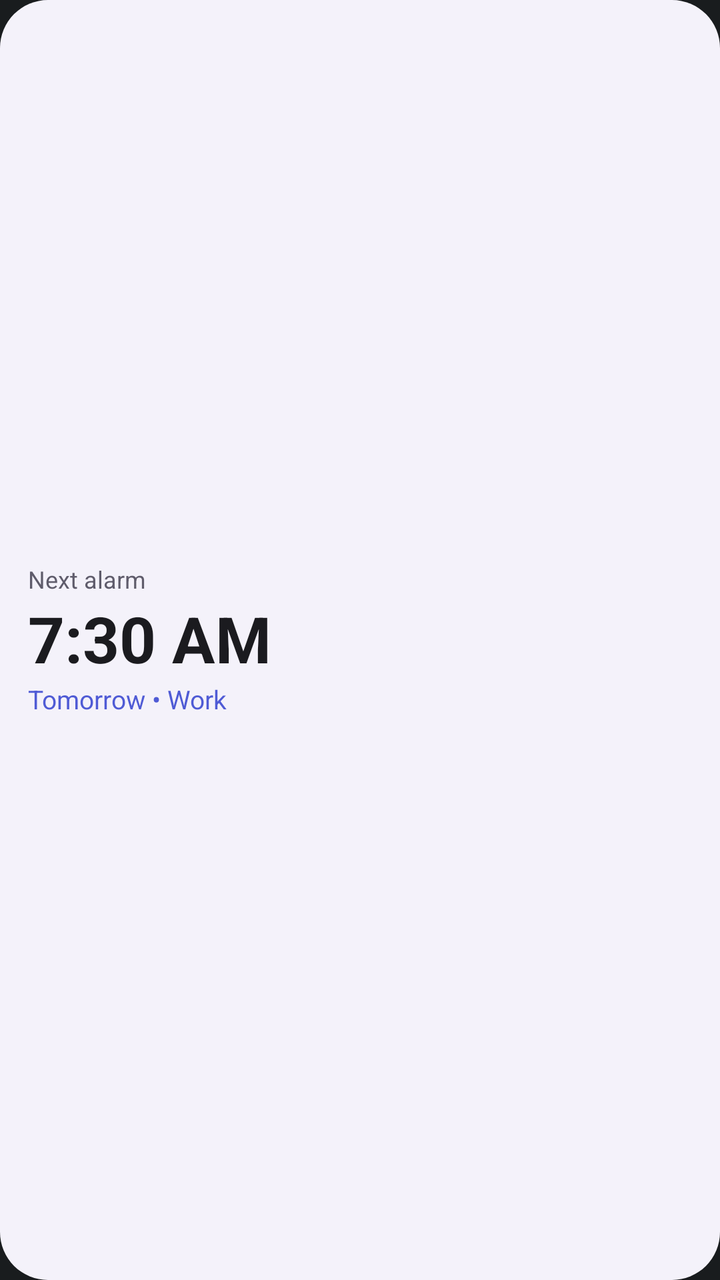
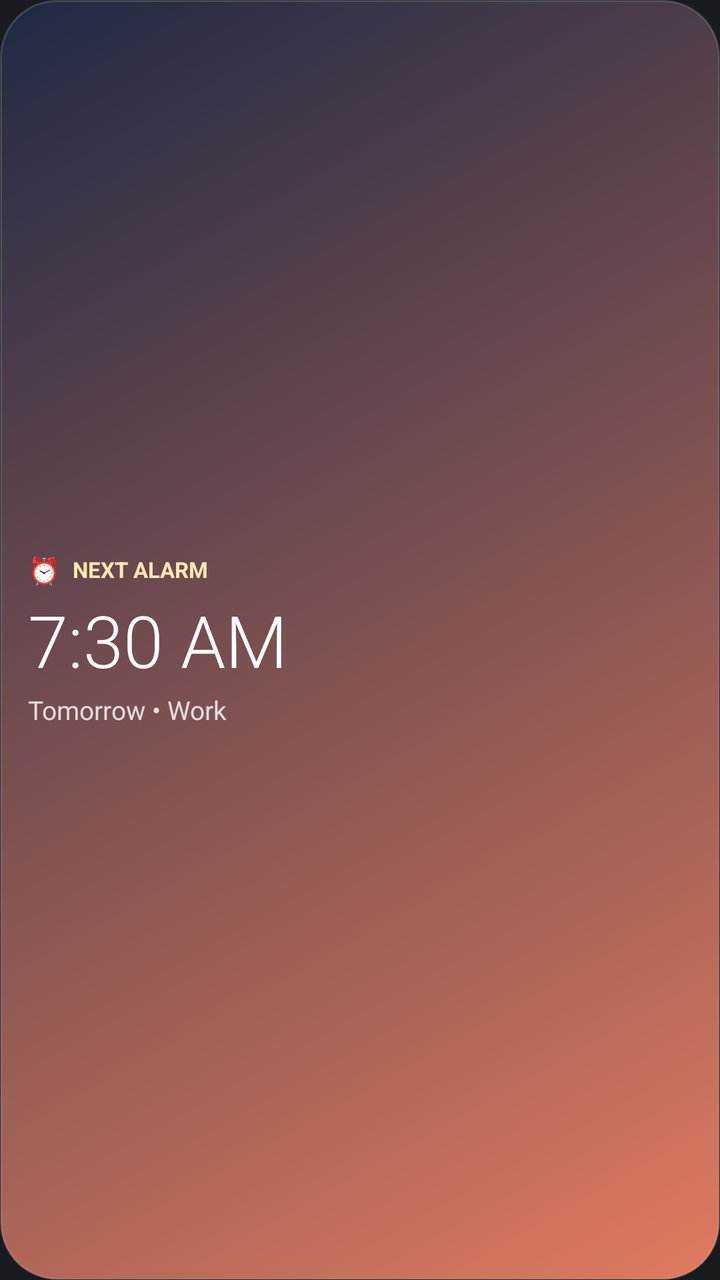

An Android layout rendered at two revisions. The XML below is the earlier revision; the diff shows what the commit changed to produce the second picture.
<!-- AndroidManifest.xml: application theme android:Theme.DeviceDefault.NoActionBar -->
<!-- res/layout/widget_next_alarm_preview.xml -->
<?xml version="1.0" encoding="utf-8"?>
<LinearLayout xmlns:android="http://schemas.android.com/apk/res/android"
    android:id="@+id/w_preview_root"
    android:layout_width="match_parent"
    android:layout_height="match_parent"
    android:background="@drawable/widget_bg"
    android:gravity="center_vertical"
    android:orientation="vertical"
    android:padding="14dp">

    <TextView
        android:id="@+id/w_title"
        android:layout_width="wrap_content"
        android:layout_height="wrap_content"
        android:text="@string/widget_next_alarm_label"
        android:textColor="@color/widget_text_secondary"
        android:textSize="12sp" />

    <TextView
        android:id="@+id/w_time"
        android:text="@string/wp_alarm_time"
        android:layout_width="wrap_content"
        android:layout_height="wrap_content"
        android:maxLines="1"
        android:textColor="@color/widget_text"
        android:textSize="32sp"
        android:textStyle="bold" />

    <TextView
        android:id="@+id/w_sub"
        android:text="@string/wp_alarm_sub"
        android:layout_width="wrap_content"
        android:layout_height="wrap_content"
        android:maxLines="1"
        android:textColor="@color/widget_accent"
        android:textSize="13sp" />
</LinearLayout>
<!-- resources referenced by this layout -->
<resources>
  <color name="widget_accent">#4F5BD5</color>
  <color name="widget_text">#1B1B1F</color>
  <color name="widget_text_secondary">#5F5C6B</color>
  <!-- drawable widget_bg (drawable) -->
  <?xml version="1.0" encoding="utf-8"?>
  <shape xmlns:android="http://schemas.android.com/apk/res/android" android:shape="rectangle">
      <solid android:color="@color/widget_bg" />
      <corners android:radius="24dp" />
  </shape>
  <string name="widget_next_alarm_label">Next alarm</string>
  <string name="wp_alarm_sub">Tomorrow • Work</string>
  <string name="wp_alarm_time">7:30 AM</string>
  <color name="widget_bg">#F4F2FA</color>
</resources>

<!-- the commit's change to res/layout/widget_next_alarm_preview.xml (unified diff, before → after) -->
@@ -1,37 +1,15 @@
 <?xml version="1.0" encoding="utf-8"?>
-<LinearLayout xmlns:android="http://schemas.android.com/apk/res/android"
-    android:id="@+id/w_preview_root"
+<FrameLayout xmlns:android="http://schemas.android.com/apk/res/android"
+    android:id="@+id/w_root"
     android:layout_width="match_parent"
-    android:layout_height="match_parent"
-    android:background="@drawable/widget_bg"
-    android:gravity="center_vertical"
-    android:orientation="vertical"
-    android:padding="14dp">
-
-    <TextView
-        android:id="@+id/w_title"
-        android:layout_width="wrap_content"
-        android:layout_height="wrap_content"
-        android:text="@string/widget_next_alarm_label"
-        android:textColor="@color/widget_text_secondary"
-        android:textSize="12sp" />
-
-    <TextView
-        android:id="@+id/w_time"
-        android:text="@string/wp_alarm_time"
-        android:layout_width="wrap_content"
-        android:layout_height="wrap_content"
-        android:maxLines="1"
-        android:textColor="@color/widget_text"
-        android:textSize="32sp"
-        android:textStyle="bold" />
-
-    <TextView
-        android:id="@+id/w_sub"
-        android:text="@string/wp_alarm_sub"
-        android:layout_width="wrap_content"
-        android:layout_height="wrap_content"
-        android:maxLines="1"
-        android:textColor="@color/widget_accent"
-        android:textSize="13sp" />
+    android:layout_height="match_parent">
+<ImageView android:id="@+id/w_bg" android:layout_width="match_parent" android:layout_height="match_parent" android:contentDescription="@null" android:scaleType="fitXY" android:src="@drawable/wbg_sig_alarm" />
+<LinearLayout android:layout_width="match_parent" android:layout_height="match_parent" android:orientation="vertical" android:gravity="center_vertical" android:padding="14dp">
+<LinearLayout android:layout_width="wrap_content" android:layout_height="wrap_content" android:orientation="horizontal" android:gravity="center_vertical">
+<TextView android:layout_width="wrap_content" android:layout_height="wrap_content" android:maxLines="1" android:ellipsize="end" android:textColor="#FFFFE8B0" android:textSize="13sp" android:text="⏰" />
+<TextView android:id="@+id/w_title" android:layout_width="wrap_content" android:layout_height="wrap_content" android:layout_marginStart="6dp" android:maxLines="1" android:ellipsize="end" android:textColor="#FFFFE8B0" android:textSize="11sp" android:textStyle="bold" android:text="@string/widget_next_alarm_label" android:textAllCaps="true" />
 </LinearLayout>
+<TextView android:id="@+id/w_time" android:layout_width="wrap_content" android:layout_height="wrap_content" android:layout_marginTop="2dp" android:maxLines="1" android:ellipsize="end" android:textColor="#FFFFFFFF" android:textSize="36sp" android:fontFamily="sans-serif-light" android:text="@string/wp_alarm_time" />
+<TextView android:id="@+id/w_sub" android:layout_width="wrap_content" android:layout_height="wrap_content" android:layout_marginTop="2dp" android:maxLines="1" android:ellipsize="end" android:textColor="#CCFFFFFF" android:textSize="13sp" android:text="@string/wp_alarm_sub" />
+</LinearLayout>
+</FrameLayout>
<!-- resource entries referenced after the edit -->
@@ -1,17 +1,14 @@
 <!-- resources referenced by this layout -->
 <resources>
-  <color name="widget_accent">#4F5BD5</color>
-  <color name="widget_text">#1B1B1F</color>
-  <color name="widget_text_secondary">#5F5C6B</color>
-  <!-- drawable widget_bg (drawable) -->
+  <!-- drawable wbg_sig_alarm (drawable) -->
   <?xml version="1.0" encoding="utf-8"?>
   <shape xmlns:android="http://schemas.android.com/apk/res/android" android:shape="rectangle">
-      <solid android:color="@color/widget_bg" />
-      <corners android:radius="24dp" />
+      <gradient android:angle="315" android:endColor="#FFE07A5F" android:startColor="#FF1F2A44" />
+      <corners android:radius="28dp" />
+      <stroke android:width="1dp" android:color="#26FFFFFF" />
   </shape>
   <string name="widget_next_alarm_label">Next alarm</string>
   <string name="wp_alarm_sub">Tomorrow • Work</string>
   <string name="wp_alarm_time">7:30 AM</string>
-  <color name="widget_bg">#F4F2FA</color>
 </resources>
 
